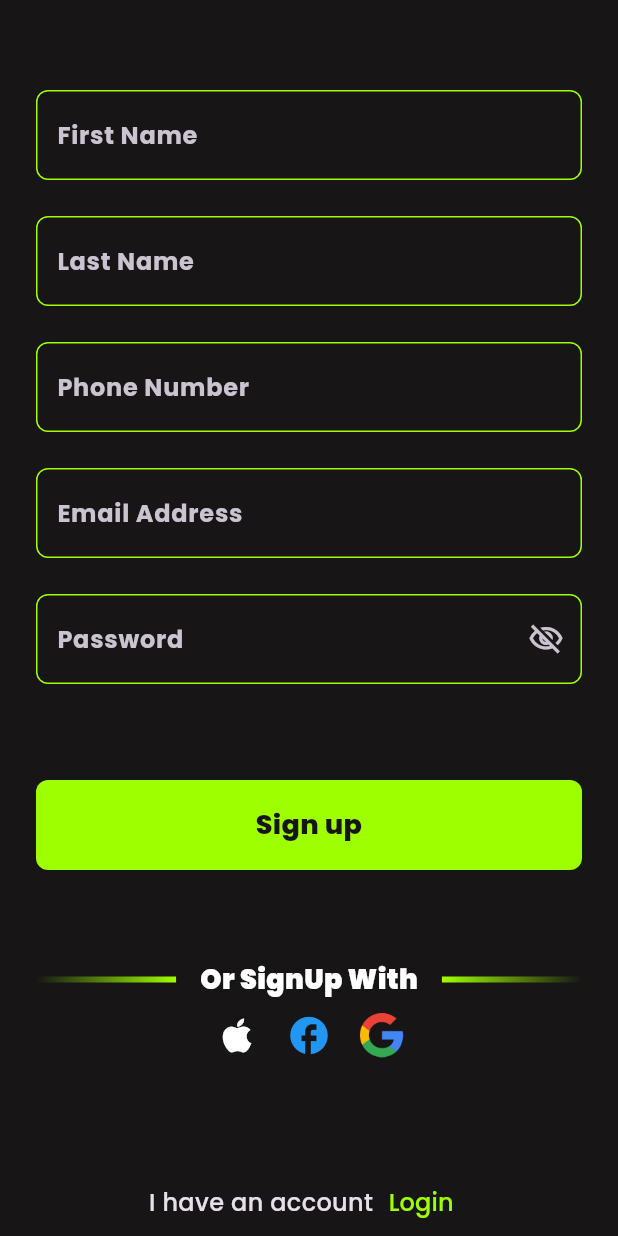
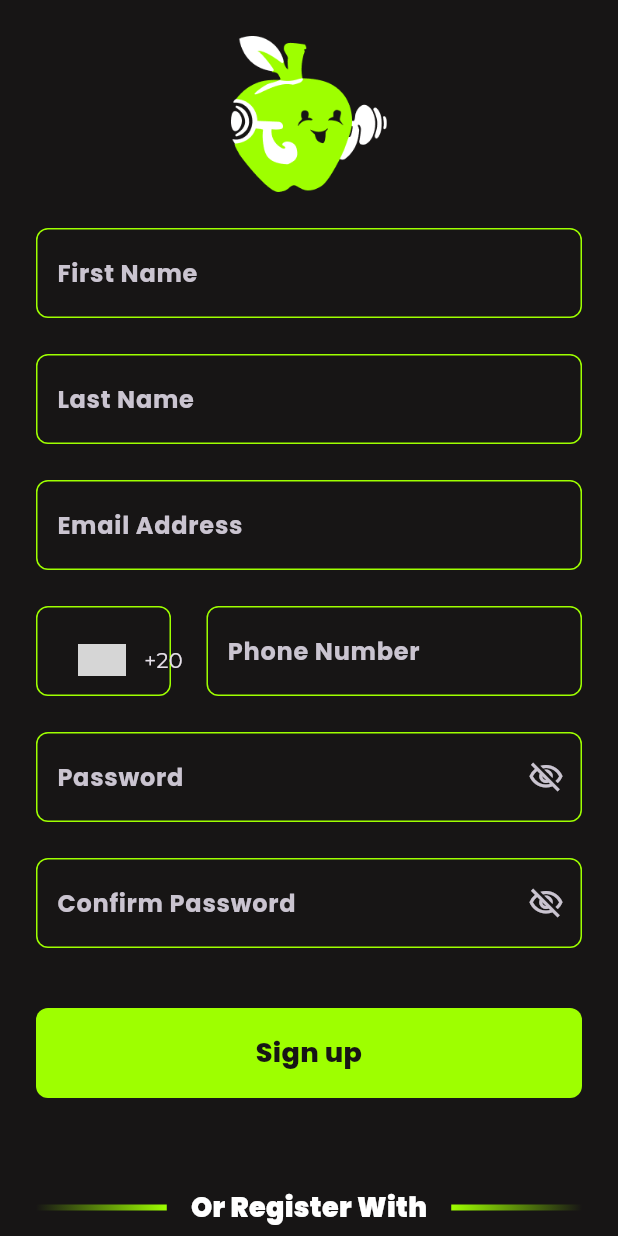
Before and after one commit to Mo-Khira/h_l_s_application, a Flutter app: the SignupPage screen opened by its route, on a phone screen of 412 x 824 dp. Run offline on Flutter 3.47's test engine with Material 3 defaults, Android fonts, the phone set to English and light mode, and no system bars; drawn by our look-alikes of intl_phone_number_input, modal_progress_hud_nsn; our stand-ins replace cloud_firestore, firebase_auth, firebase_core, go_router, google_fonts; accounts and stored records are empty; grey boxes are pictures that could not be loaded.

```diff
--- a/lib/core/utils/app_router.dart
+++ b/lib/core/utils/app_router.dart
@@ -1,5 +1,6 @@
 import 'package:go_router/go_router.dart';
 import 'package:h_l_s_application/features/auth/presentation/views/login_page.dart';
+import 'package:h_l_s_application/features/auth/presentation/views/reset_password_page.dart';
 import 'package:h_l_s_application/features/auth/presentation/views/signup_page.dart';
 import 'package:h_l_s_application/features/boarding/views/screen1.dart';
 import 'package:h_l_s_application/features/boarding/views/screen2.dart';
@@ -14,6 +15,8 @@ abstract class AppRouter {
   static const kScreenThree = '/screen3';
   static const kLoginPage = '/loginPage';
   static const kSignupPage = '/signupPage';
+  static const kResetPasswordPage = '/resetPasswordPage';
+
   static final router = GoRouter(
     routes: [
       GoRoute(
@@ -44,6 +47,10 @@ abstract class AppRouter {
         path: kHomeView,
         builder: (context, state) => const HomeViewBody(),
       ),
+      GoRoute(
+        path: kResetPasswordPage,
+        builder: (context, state) => ResetPasswordScreen(),
+      ),
       // GoRoute(
       //   path: kHomeView,
       //   builder: (context, state) => const HomeView(),
--- a/lib/core/utils/assets.dart
+++ b/lib/core/utils/assets.dart
@@ -1,8 +1,9 @@
 class AssetsData {
-  static const logo = 'assets/Images/logo.ico';
+  static const logo = 'assets/Images/projLogo.png';
   static const test1 = 'assets/Images/test1.jpg';
   static const screen1 = 'assets/Images/screenOneImage.png';
   static const screen2 = 'assets/Images/screenTwoImage.png';
   static const screen3 = 'assets/Images/screenThreeImage.png';
   static const googleIcon = "assets/Images/google_icon.png";
+  static const passwordImage = "assets/Images/illustration.png";
 }
--- a/lib/features/auth/presentation/views/signup_page.dart
+++ b/lib/features/auth/presentation/views/signup_page.dart
@@ -10,6 +10,7 @@ import 'package:h_l_s_application/features/auth/presentation/views/layouts/custo
 import 'package:h_l_s_application/features/auth/presentation/views/widgets/custom_login_button.dart';
 import 'package:h_l_s_application/features/auth/presentation/views/widgets/custom_password_form_text_field.dart';
 import 'package:h_l_s_application/features/auth/presentation/views/widgets/custom_form_text_field.dart';
+import 'package:h_l_s_application/features/auth/presentation/views/widgets/custom_phone_number_text_filed.dart';
 import 'package:h_l_s_application/features/auth/presentation/views/widgets/show_snack_bar.dart';
 import 'package:modal_progress_hud_nsn/modal_progress_hud_nsn.dart';
 
@@ -53,7 +54,14 @@ class _SignupPageState extends State<SignupPage> {
                   crossAxisAlignment: CrossAxisAlignment.stretch,
                   children: [
                     const SizedBox(
-                      height: 60,
+                      height: 24,
+                    ),
+                    SizedBox(
+                      height: 104,
+                      child: Image.asset(AssetsData.logo),
+                    ),
+                    const SizedBox(
+                      height: 24,
                     ),
                     CustomFormTextField(
                       labelText: "First Name",
@@ -70,15 +78,6 @@ class _SignupPageState extends State<SignupPage> {
                       //   lastNameController.text = data;
                       // },
                     ),
-                    const SizedBox(height: 24),
-                    CustomFormTextField(
-                      labelText: "Phone Number",
-                      formTextFieldController: phoneNumberController,
-                      keyboardType: TextInputType.phone,
-                      // onChanged: (data) {
-                      //   phoneNumberController.text = data;
-                      // },
-                    ),
                     const SizedBox(
                       height: 24,
                     ),
@@ -90,6 +89,16 @@ class _SignupPageState extends State<SignupPage> {
                       //   email = data;
                       // },
                     ),
+                    const SizedBox(height: 24),
+                    CustomPhoneNumberTextField(),
+                    // CustomFormTextField(
+                    //   labelText: "Phone Number",
+                    //   formTextFieldController: phoneNumberController,
+                    //   keyboardType: TextInputType.phone,
+                    // onChanged: (data) {
+                    //   phoneNumberController.text = data;
+                    // },
+                    // ),
                     const SizedBox(
                       height: 24,
                     ),
@@ -103,7 +112,9 @@ class _SignupPageState extends State<SignupPage> {
                     const SizedBox(
                       height: 24,
                     ),
-                    // CustomPasswordTextField(text: "Confirm Password"),
+                    CustomPasswordFormTextField(
+                      text: "Confirm Password",
+                    ),
                     const SizedBox(
                       height: 40,
                     ),
@@ -135,7 +146,7 @@ class _SignupPageState extends State<SignupPage> {
                       height: 60,
                     ),
                     const CustomLoginDecorationRow(
-                      text: 'Or SignUp With',
+                      text: 'Or Register With',
                     ),
                     Row(
                       mainAxisAlignment: MainAxisAlignment.center,
--- a/lib/features/auth/presentation/views/widgets/custom_phone_number_text_filed.dart
+++ b/lib/features/auth/presentation/views/widgets/custom_phone_number_text_filed.dart
@@ -1,20 +1,55 @@
 import 'package:flutter/material.dart';
 import 'package:h_l_s_application/constants.dart';
 import 'package:h_l_s_application/core/utils/styles.dart';
+import 'package:intl_phone_number_input/intl_phone_number_input.dart';
 
-class CustomPhoneNumberTextField extends StatelessWidget {
+class CustomPhoneNumberTextField extends StatefulWidget {
   CustomPhoneNumberTextField({
     super.key,
   });
 
+  @override
+  State<CustomPhoneNumberTextField> createState() =>
+      _CustomPhoneNumberTextFieldState();
+}
+
+class _CustomPhoneNumberTextFieldState
+    extends State<CustomPhoneNumberTextField> {
   final TextEditingController phoneNumberController = TextEditingController();
+  String phoneNumber = '';
+  PhoneNumber number = PhoneNumber(isoCode: 'EG');
+
   @override
   Widget build(BuildContext context) {
-    return SizedBox(
+    return Stack(
+      children: [
+        Container(
+          padding: EdgeInsets.only(left: 8),
+          decoration: BoxDecoration(
+            border: Border.all(
+              style: BorderStyle.solid,
+              color: kSecondaryColor,
+              width: 1,
+            ),
+            borderRadius: BorderRadius.circular(8),
+          ),
           height: 60,
-      child: TextField(
-        controller: phoneNumberController,
-        decoration: InputDecoration(
+          width: 90,
+        ),
+        Container(
+          padding: const EdgeInsets.only(left: 8),
+          height: 60,
+          child: InternationalPhoneNumberInput(
+            onInputChanged: (PhoneNumber number) {
+              phoneNumber = number.phoneNumber!;
+            },
+            selectorConfig: const SelectorConfig(
+              selectorType: PhoneInputSelectorType.DIALOG,
+            ),
+            initialValue: number,
+            textFieldController: TextEditingController(),
+            spaceBetweenSelectorAndTextField: 0,
+            inputDecoration: InputDecoration(
               contentPadding: const EdgeInsets.only(
                 top: 20,
                 bottom: 20,
@@ -28,8 +63,11 @@ class CustomPhoneNumberTextField extends StatelessWidget {
               enabledBorder: textFieldBorderStyle(),
               focusedBorder: textFieldBorderStyle(),
               focusColor: kSecondaryColor,
-            floatingLabelStyle: const TextStyle(color: kSecondaryColor)),
+              floatingLabelStyle: const TextStyle(color: kSecondaryColor),
             ),
+          ),
+        ),
+      ],
     );
   }
 
--- a/lib/features/splash/presentation/views/widgets/splash_view_body.dart
+++ b/lib/features/splash/presentation/views/widgets/splash_view_body.dart
@@ -39,7 +39,7 @@ class _SplashViewBodyState extends State<SplashViewBody>
       children: [
         SizedBox(
           height: 150,
-          child: Image.asset(AssetsData.screen1),
+          child: Image.asset(AssetsData.logo),
         ),
         SlidingText(
             animationController: animationController,
--- a/pubspec.yaml
+++ b/pubspec.yaml
@@ -36,6 +36,7 @@ dependencies:
     sdk: flutter
   go_router: ^14.6.2
   google_fonts: ^6.2.1
+  intl_phone_number_input: ^0.7.4
   modal_progress_hud_nsn: ^0.5.1
 
 dev_dependencies:
```
Also changed, not shown: lib/features/auth/presentation/views/login_page.dart (+28 -3 lines), lib/features/auth/presentation/views/reset_password_page.dart (added, +74 -0 lines), assets/Images/illustration.png (added), assets/Images/logo2.png (deleted), assets/Images/projLogo.png (added), pubspec.lock, 2 other files. Lines whose indentation alone changed are shown as unchanged.
